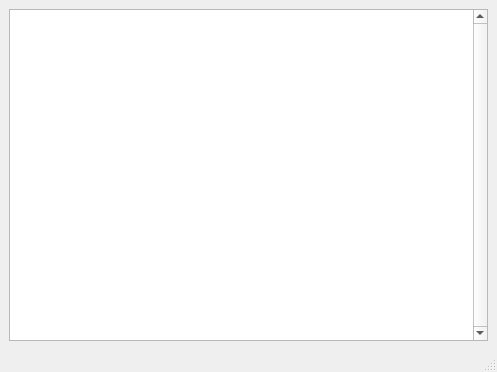
Before: the Qt Designer form MainWindow.ui in alibsp/PowerMeterInterface, drawn with Qt 5.
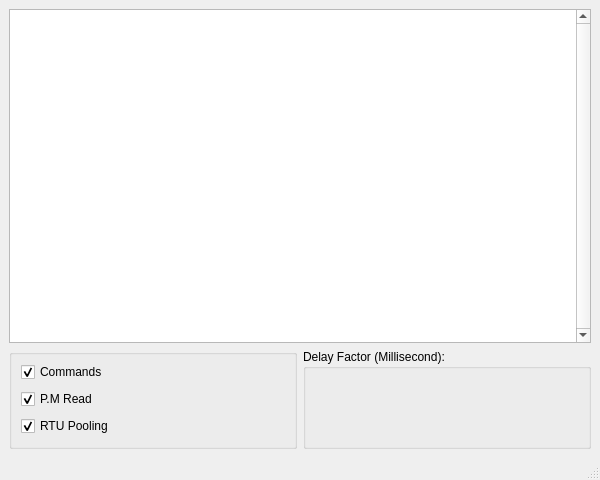
After: the same form once the commit is applied.

```diff
--- a/MainWindow.ui
+++ b/MainWindow.ui
@@ -6,8 +6,8 @@
    <rect>
     <x>0</x>
     <y>0</y>
-    <width>497</width>
-    <height>372</height>
+    <width>600</width>
+    <height>480</height>
    </rect>
   </property>
   <property name="windowTitle">
@@ -15,7 +15,82 @@
   </property>
   <widget class="QWidget" name="centralwidget">
    <layout class="QGridLayout" name="gridLayout">
-    <item row="0" column="0">
+    <item row="1" column="0" rowspan="3">
+     <widget class="QGroupBox" name="groupBox">
+      <property name="minimumSize">
+       <size>
+        <width>200</width>
+        <height>100</height>
+       </size>
+      </property>
+      <property name="maximumSize">
+       <size>
+        <width>16777215</width>
+        <height>100</height>
+       </size>
+      </property>
+      <property name="baseSize">
+       <size>
+        <width>0</width>
+        <height>0</height>
+       </size>
+      </property>
+      <property name="title">
+       <string/>
+      </property>
+      <property name="checkable">
+       <bool>false</bool>
+      </property>
+      <layout class="QGridLayout" name="gridLayout_2">
+       <property name="leftMargin">
+        <number>9</number>
+       </property>
+       <property name="topMargin">
+        <number>0</number>
+       </property>
+       <property name="rightMargin">
+        <number>10</number>
+       </property>
+       <property name="bottomMargin">
+        <number>0</number>
+       </property>
+       <property name="spacing">
+        <number>0</number>
+       </property>
+       <item row="3" column="0">
+        <widget class="QCheckBox" name="chbPooling">
+         <property name="text">
+          <string>RTU Pooling</string>
+         </property>
+         <property name="checked">
+          <bool>true</bool>
+         </property>
+        </widget>
+       </item>
+       <item row="1" column="0">
+        <widget class="QCheckBox" name="chbPMRead">
+         <property name="text">
+          <string>P.M Read</string>
+         </property>
+         <property name="checked">
+          <bool>true</bool>
+         </property>
+        </widget>
+       </item>
+       <item row="0" column="0">
+        <widget class="QCheckBox" name="chbCommand">
+         <property name="text">
+          <string>Commands</string>
+         </property>
+         <property name="checked">
+          <bool>true</bool>
+         </property>
+        </widget>
+       </item>
+      </layout>
+     </widget>
+    </item>
+    <item row="0" column="0" colspan="2">
      <widget class="QPlainTextEdit" name="pteLog">
       <property name="verticalScrollBarPolicy">
        <enum>Qt::ScrollBarAlwaysOn</enum>
@@ -25,6 +100,47 @@
       </property>
      </widget>
     </item>
+    <item row="1" column="1" rowspan="3">
+     <widget class="QGroupBox" name="groupBox_2">
+      <property name="minimumSize">
+       <size>
+        <width>0</width>
+        <height>100</height>
+       </size>
+      </property>
+      <property name="maximumSize">
+       <size>
+        <width>16777215</width>
+        <height>100</height>
+       </size>
+      </property>
+      <property name="title">
+       <string>Delay Factor (Millisecond): </string>
+      </property>
+      <layout class="QGridLayout" name="gridLayout_4">
+       <item row="0" column="0">
+        <layout class="QGridLayout" name="grlSlider">
+         <property name="spacing">
+          <number>0</number>
+         </property>
+        </layout>
+       </item>
+       <item row="1" column="0">
+        <spacer name="verticalSpacer">
+         <property name="orientation">
+          <enum>Qt::Vertical</enum>
+         </property>
+         <property name="sizeHint" stdset="0">
+          <size>
+           <width>20</width>
+           <height>40</height>
+          </size>
+         </property>
+        </spacer>
+       </item>
+      </layout>
+     </widget>
+    </item>
    </layout>
   </widget>
   <widget class="QMenuBar" name="menubar">
```
Left out of the diff: 2 changed lines with no effect on the pictures.
